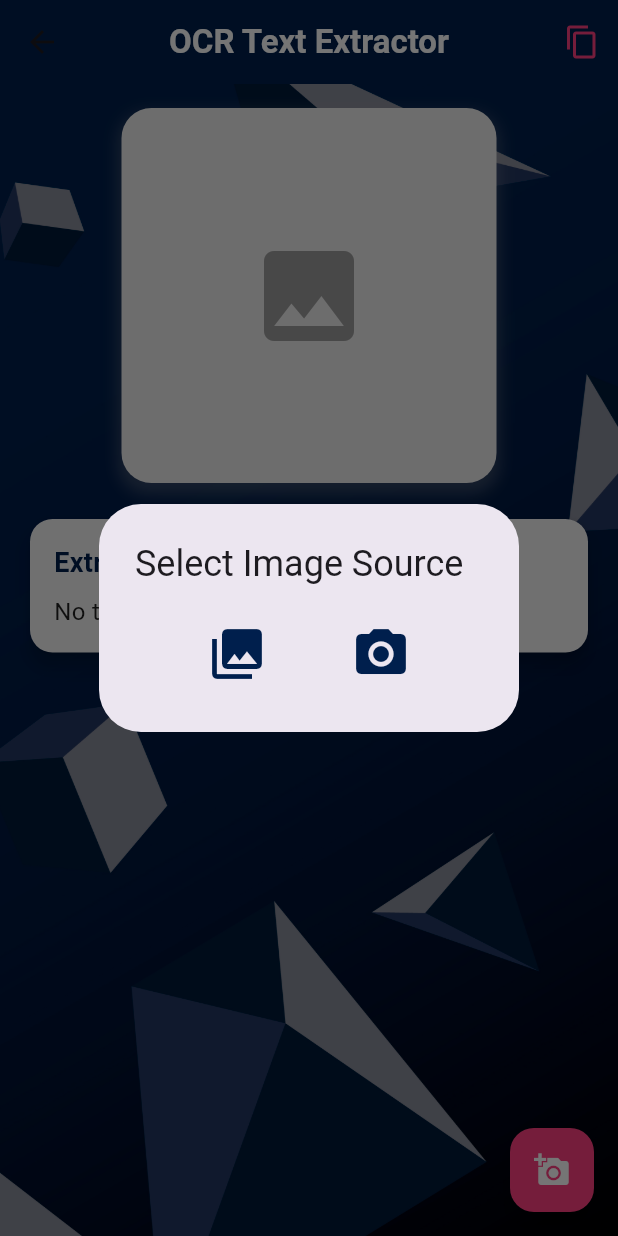
After one commit to RootHex200/voice_tranlator_bangla_chinese, a Flutter app: the OCRScreen screen opened directly, after a tap on the "add a photo" icon, on a phone screen of 412 x 824 dp. The commit adds this screen. Run offline on Flutter 3.47's test engine with Material 3 defaults, Android fonts, the light colour scheme and no system bars; our stand-ins replace flutter_tts, image_picker, permission_handler; missing offline and left inert: flutter_sound, google_ml_kit.

Commit message:
added image to text extractor

```diff
--- a/lib/main.dart
+++ b/lib/main.dart
@@ -5,7 +5,9 @@ import 'package:flutter_sound/flutter_sound.dart';
 import 'package:http/http.dart' as http;
 import 'package:path_provider/path_provider.dart';
 import 'package:permission_handler/permission_handler.dart';
-import 'package:intl/intl.dart'; // For timestamp formatting
+import 'package:intl/intl.dart';
+
+import 'ocr.dart'; // For timestamp formatting
 
 void main() {
   runApp(const MyApp());
@@ -92,8 +94,7 @@ class _VoiceTranslatorState extends State<VoiceTranslator> {
     if (response.statusCode == 200) {
       final translatedText = await response.stream.bytesToString();
       _speakChinese(translatedText);
-    } else {
-    }
+    } else {}
   }
 
   // Record Chinese voice and save in .wav format
@@ -127,8 +128,7 @@ class _VoiceTranslatorState extends State<VoiceTranslator> {
     if (response.statusCode == 200) {
       final translatedText = await response.stream.bytesToString();
       _speakBangla(translatedText);
-    } else {
-    }
+    } else {}
   }
 
   // Text-to-Speech function to speak Bangla
@@ -160,6 +160,31 @@ class _VoiceTranslatorState extends State<VoiceTranslator> {
           style: TextStyle(color: Colors.white, fontWeight: FontWeight.bold),
         ),
         centerTitle: true,
+        actions: [
+          Container(
+            height: 35,
+            margin: const EdgeInsets.only(right: 16.0),
+            decoration: BoxDecoration(
+              color: Colors.white,
+              borderRadius: BorderRadius.circular(8.0),
+            ),
+            child: TextButton(
+              onPressed: () {
+                Navigator.push(
+                  context,
+                  MaterialPageRoute(builder: (context) => OCRScreen()),
+                );
+              },
+              child: const Text(
+                'OCR',
+                style: TextStyle(
+                  color: Color(0xff001f4d),
+                  fontWeight: FontWeight.bold,
+                ),
+              ),
+            ),
+          ),
+        ],
       ),
       body: Container(
         decoration: const BoxDecoration(
@@ -177,7 +202,7 @@ class _VoiceTranslatorState extends State<VoiceTranslator> {
               mainAxisAlignment: MainAxisAlignment.center,
               children: [
                 Container(
-                  padding:const EdgeInsets.symmetric(horizontal: 10),
+                  padding: const EdgeInsets.symmetric(horizontal: 10),
                   decoration: BoxDecoration(
                     color: Colors.white, // Set the background color to white
                     borderRadius:
--- /dev/null
+++ b/lib/ocr.dart
@@ -0,0 +1,415 @@
+// import 'dart:io';
+// import 'package:flutter/material.dart';
+// import 'package:image_picker/image_picker.dart';
+// import 'package:google_ml_kit/google_ml_kit.dart';
+// import 'package:flutter/services.dart';
+
+// class OCRScreen extends StatefulWidget {
+//   @override
+//   _OCRScreenState createState() => _OCRScreenState();
+// }
+
+// class _OCRScreenState extends State<OCRScreen> {
+//   File? _image;
+//   final ImagePicker _picker = ImagePicker();
+//   String _extractedText = "No text extracted";
+//   bool _isProcessing = false;
+
+//   Future<void> _pickImage(ImageSource source) async {
+//     final pickedFile = await _picker.pickImage(source: source);
+//     if (pickedFile != null) {
+//       setState(() {
+//         _image = File(pickedFile.path);
+//         _extractedText = "Extracting text..."; // Reset extracted text
+//         _isProcessing = true;
+//       });
+//       await _extractTextFromImage(File(pickedFile.path));
+//     }
+//   }
+
+//   Future<void> _extractTextFromImage(File image) async {
+//     final inputImage = InputImage.fromFile(image);
+//     final textRecognizer = GoogleMlKit.vision.textRecognizer();
+
+//     try {
+//       final RecognizedText recognizedText = await textRecognizer.processImage(inputImage);
+//       setState(() {
+//         _extractedText = recognizedText.text.isNotEmpty ? recognizedText.text : "No text found.";
+//       });
+
+//       // Print extracted text to console
+//       print("Extracted Text: $_extractedText");
+
+//     } catch (e) {
+//       setState(() {
+//         _extractedText = "Error extracting text: $e";
+//       });
+//     } finally {
+//       setState(() {
+//         _isProcessing = false;
+//       });
+//       textRecognizer.close();
+//     }
+//   }
+
+//   // Function to copy extracted text to clipboard
+//   void _copyToClipboard() {
+//     Clipboard.setData(ClipboardData(text: _extractedText));
+//     ScaffoldMessenger.of(context).showSnackBar(
+//       const SnackBar(content: Text("Text copied to clipboard")),
+//     );
+//   }
+
+//   @override
+//   Widget build(BuildContext context) {
+//     return Scaffold(
+//       appBar: AppBar(
+//         title: const Text(
+//           'OCR Text Extractor',
+//           style: TextStyle(color: Colors.white, fontWeight: FontWeight.bold),
+//         ),
+//         backgroundColor: const Color(0xff001f4d),
+//         centerTitle: true,
+//       ),
+//       body: Center(
+//         child: SingleChildScrollView(
+//           padding: const EdgeInsets.all(16.0),
+//           child: Column(
+//             mainAxisAlignment: MainAxisAlignment.center,
+//             children: [
+//               // Display Image Section
+//               if (_image != null)
+//                 ClipRRect(
+//                   borderRadius: BorderRadius.circular(12),
+//                   child: Image.file(
+//                     _image!,
+//                     height: 250,
+//                     fit: BoxFit.cover,
+//                   ),
+//                 )
+//               else
+//                 Container(
+//                   height: 250,
+//                   width: 250,
+//                   decoration: BoxDecoration(
+//                     color: Colors.grey[300],
+//                     borderRadius: BorderRadius.circular(12),
+//                     boxShadow: [
+//                       BoxShadow(
+//                         color: Colors.grey.withOpacity(0.5),
+//                         spreadRadius: 2,
+//                         blurRadius: 7,
+//                         offset: const Offset(0, 3),
+//                       ),
+//                     ],
+//                   ),
+//                   child: const Icon(
+//                     Icons.image,
+//                     size: 80,
+//                     color: Colors.grey,
+//                   ),
+//                 ),
+//               const SizedBox(height: 20),
+
+//               // Button Row for Gallery and Camera
+//               Row(
+//                 mainAxisAlignment: MainAxisAlignment.center,
+//                 children: [
+//                   ElevatedButton.icon(
+//                     onPressed: () => _pickImage(ImageSource.gallery),
+//                     icon: const Icon(Icons.photo_library),
+//                     label: const Text('Gallery'),
+//                     style: ElevatedButton.styleFrom(
+//                       padding: const EdgeInsets.symmetric(horizontal: 16, vertical: 12),
+//                       backgroundColor: const Color(0xff001f4d),
+//                       shape: RoundedRectangleBorder(
+//                         borderRadius: BorderRadius.circular(8),
+//                       ),
+//                     ),
+//                   ),
+//                   const SizedBox(width: 15),
+//                   ElevatedButton.icon(
+//                     onPressed: () => _pickImage(ImageSource.camera),
+//                     icon: const Icon(Icons.camera_alt),
+//                     label: const Text('Camera'),
+//                     style: ElevatedButton.styleFrom(
+//                       padding: const EdgeInsets.symmetric(horizontal: 16, vertical: 12),
+//                       backgroundColor: const Color(0xff001f4d),
+//                       shape: RoundedRectangleBorder(
+//                         borderRadius: BorderRadius.circular(8),
+//                       ),
+//                     ),
+//                   ),
+//                 ],
+//               ),
+//               const SizedBox(height: 20),
+
+//               // Display Progress Indicator or Extracted Text
+//               if (_isProcessing)
+//                 const CircularProgressIndicator()
+//               else
+//                 Container(
+//                   padding: const EdgeInsets.all(16.0),
+//                   margin: const EdgeInsets.only(top: 20),
+//                   decoration: BoxDecoration(
+//                     color: Colors.white,
+//                     borderRadius: BorderRadius.circular(12),
+//                     boxShadow: [
+//                       BoxShadow(
+//                         color: Colors.grey.withOpacity(0.3),
+//                         spreadRadius: 2,
+//                         blurRadius: 5,
+//                         offset: const Offset(0, 3),
+//                       ),
+//                     ],
+//                   ),
+//                   child: Column(
+//                     crossAxisAlignment: CrossAxisAlignment.stretch,
+//                     children: [
+//                       const Text(
+//                         "Extracted Text:",
+//                         style: TextStyle(
+//                           fontSize: 18,
+//                           fontWeight: FontWeight.bold,
+//                           color: Color(0xff001f4d),
+//                         ),
+//                       ),
+//                       const SizedBox(height: 8),
+//                       Text(
+//                         _extractedText,
+//                         style: const TextStyle(fontSize: 16, color: Colors.black87),
+//                         textAlign: TextAlign.center,
+//                       ),
+//                     ],
+//                   ),
+//                 ),
+//               const SizedBox(height: 20),
+
+//               // Copy Text Button
+//               ElevatedButton.icon(
+//                 onPressed: _copyToClipboard,
+//                 icon: const Icon(Icons.copy),
+//                 label: const Text('Copy Text'),
+//                 style: ElevatedButton.styleFrom(
+//                   padding: const EdgeInsets.symmetric(horizontal: 24, vertical: 12),
+//                   backgroundColor: Colors.blueAccent,
+//                   shape: RoundedRectangleBorder(
+//                     borderRadius: BorderRadius.circular(8),
+//                   ),
+//                   textStyle: const TextStyle(fontSize: 16, fontWeight: FontWeight.bold),
+//                 ),
+//               ),
+//             ],
+//           ),
+//         ),
+//       ),
+//     );
+//   }
+// }
+import 'dart:io';
+import 'package:flutter/material.dart';
+import 'package:image_picker/image_picker.dart';
+import 'package:google_ml_kit/google_ml_kit.dart';
+import 'package:flutter/services.dart';
+
+class OCRScreen extends StatefulWidget {
+  @override
+  _OCRScreenState createState() => _OCRScreenState();
+}
+
+class _OCRScreenState extends State<OCRScreen> {
+  File? _image;
+  final ImagePicker _picker = ImagePicker();
+  String _extractedText = "No text extracted";
+  bool _isProcessing = false;
+
+  Future<void> _pickImage(ImageSource source) async {
+    final pickedFile = await _picker.pickImage(source: source);
+    if (pickedFile != null) {
+      setState(() {
+        _image = File(pickedFile.path);
+        _extractedText = "Extracting text..."; // Reset extracted text
+        _isProcessing = true;
+      });
+      await _extractTextFromImage(File(pickedFile.path));
+    }
+  }
+
+  Future<void> _extractTextFromImage(File image) async {
+    final inputImage = InputImage.fromFile(image);
+    final textRecognizer = GoogleMlKit.vision.textRecognizer();
+
+    try {
+      final RecognizedText recognizedText = await textRecognizer.processImage(inputImage);
+      setState(() {
+        _extractedText = recognizedText.text.isNotEmpty ? recognizedText.text : "No text found.";
+      });
+
+      // Print extracted text to console
+      print("Extracted Text: $_extractedText");
+
+    } catch (e) {
+      setState(() {
+        _extractedText = "Error extracting text: $e";
+      });
+    } finally {
+      setState(() {
+        _isProcessing = false;
+      });
+      textRecognizer.close();
+    }
+  }
+
+  // Function to copy extracted text to clipboard
+  void _copyToClipboard() {
+    Clipboard.setData(ClipboardData(text: _extractedText));
+    ScaffoldMessenger.of(context).showSnackBar(
+
+      const SnackBar(backgroundColor: Colors.pinkAccent,
+        content: Center(child: Text("Text copied to clipboard"))),
+    );
+  }
+
+  // Function to show the image source selection dialog
+  void _showImageSourceDialog() {
+    showDialog(
+      context: context,
+      builder: (BuildContext context) {
+        return AlertDialog(
+          title: const Text('Select Image Source'),
+          content: Row(
+            mainAxisAlignment: MainAxisAlignment.spaceEvenly,
+            children: [
+              IconButton(
+                icon: const Icon(Icons.photo_library, color: Color(0xff001f4d), size: 40),
+                onPressed: () {
+                  Navigator.pop(context);
+                  _pickImage(ImageSource.gallery);
+                },
+              ),
+              IconButton(
+                icon: const Icon(Icons.camera_alt, color: Color(0xff001f4d), size: 40),
+                onPressed: () {
+                  Navigator.pop(context);
+                  _pickImage(ImageSource.camera);
+                },
+              ),
+            ],
+          ),
+        );
+      },
+    );
+  }
+
+  @override
+  Widget build(BuildContext context) {
+    return Scaffold(
+      appBar: AppBar(
+        title: const Text(
+          'OCR Text Extractor',
+          style: TextStyle(color: Colors.white, fontWeight: FontWeight.bold),
+        ),
+        backgroundColor: const Color(0xff001f4d),
+        centerTitle: true,
+        actions: [
+          IconButton(
+            icon: const Icon(Icons.copy,),color: Colors.pinkAccent,
+            onPressed: _copyToClipboard,
+            tooltip: 'Copy Text',
+          ),
+        ],
+      ),
+      body: Container(
+        height: double.infinity,
+        width: double.infinity,
+          decoration: const BoxDecoration(
+          image: DecorationImage(
+            image: AssetImage(
+                "assets/images/bg.jpg"), // Replace with your actual image path
+            fit: BoxFit.cover,
+          ),
+        ),
+        child: SingleChildScrollView(
+          padding: const EdgeInsets.all(16.0),
+          child: Column(
+            mainAxisAlignment: MainAxisAlignment.center,
+            children: [
+              if (_image != null)
+                ClipRRect(
+                  borderRadius: BorderRadius.circular(20),
+                  child: Image.file(
+                    _image!,
+                    height: 250,
+                    width: 250,
+                    fit: BoxFit.cover,
+                  ),
+                )
+              else
+                Container(
+                  height: 250,
+                  width: 250,
+                  decoration: BoxDecoration(
+                    color: Colors.grey[200],
+                    borderRadius: BorderRadius.circular(20),
+                    boxShadow: [
+                      BoxShadow(
+                        color: Colors.grey.withOpacity(0.3),
+                        spreadRadius: 2,
+                        blurRadius: 8,
+                        offset: const Offset(0, 5),
+                      ),
+                    ],
+                  ),
+                  child: const Icon(
+                    Icons.image,
+                    size: 80,
+                    color: Colors.grey,
+                  ),
+                ),
+              const SizedBox(height: 20),
+
+              if (_isProcessing)
+                const CircularProgressIndicator()
+              else
+                Card(
+                  elevation: 5,
+                  shape: RoundedRectangleBorder(
+                    borderRadius: BorderRadius.circular(15),
+                  ),
+                  color: Colors.grey[100],
+                  child: Padding(
+                    padding: const EdgeInsets.all(16.0),
+                    child: Column(
+                      crossAxisAlignment: CrossAxisAlignment.stretch,
+                      children: [
+                        const Text(
+                          "Extracted Text:",
+                          style: TextStyle(
+                            fontSize: 18,
+                            fontWeight: FontWeight.bold,
+                            color: Color(0xff001f4d),
+                          ),
+                        ),
+                        const SizedBox(height: 8),
+                        Text(
+                          _extractedText,
+                          style: const TextStyle(fontSize: 16, color: Colors.black87),
+                          textAlign: TextAlign.justify, // Justify text alignment
+                        ),
+                      ],
+                    ),
+                  ),
+                ),
+            ],
+          ),
+        ),
+      ),
+      floatingActionButton: FloatingActionButton(
+        onPressed: _showImageSourceDialog,
+        backgroundColor: Colors.pinkAccent,
+        child: const Icon(Icons.add_a_photo, color: Colors.white),
+        tooltip: 'Select Image',
+      ),
+    );
+  }
+}
--- a/pubspec.yaml
+++ b/pubspec.yaml
@@ -34,14 +34,14 @@ dependencies:
   speech_to_text: ^7.0.0
   google_mlkit_translation: ^0.12.0
   flutter_tts: ^4.0.2
-  # The following adds the Cupertino Icons font to your application.
-  # Use with the CupertinoIcons class for iOS style icons.
   cupertino_icons: ^1.0.6
   http: ^1.2.2
   path_provider: ^2.1.4
   permission_handler: ^11.3.1
   flutter_sound: ^9.16.3
   intl: ^0.19.0
+  image_picker: ^1.1.2
+  google_ml_kit: ^0.19.0
 
 dev_dependencies:
   flutter_test:
```
Also changed, not shown: pubspec.lock, 5 other files.
